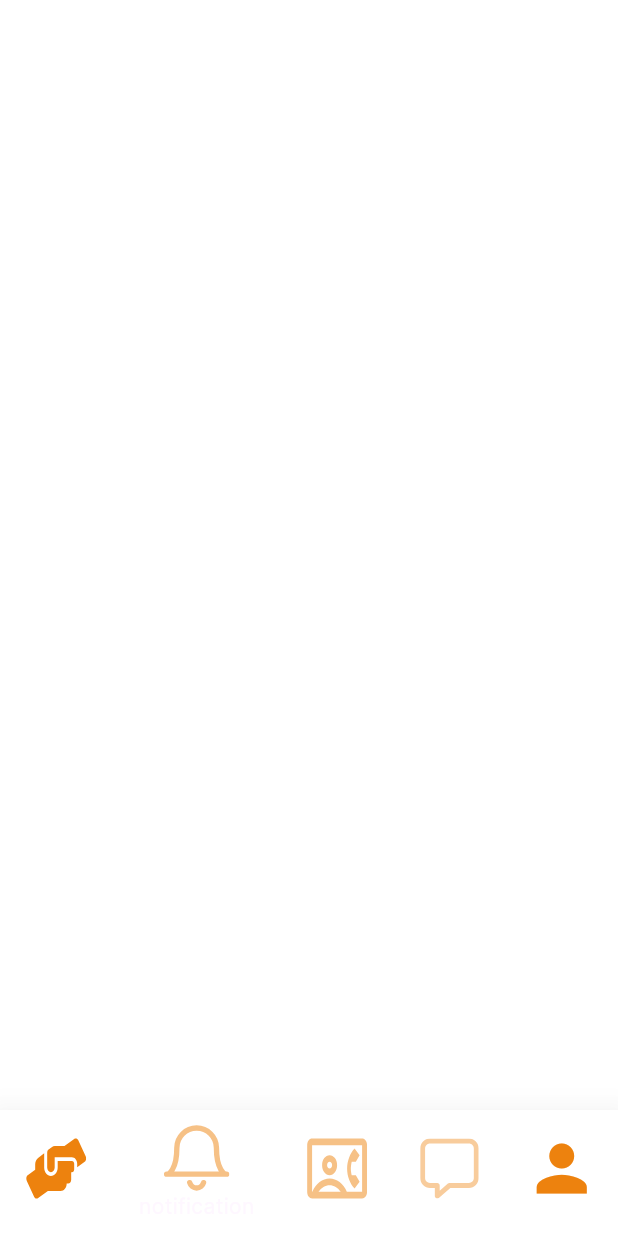
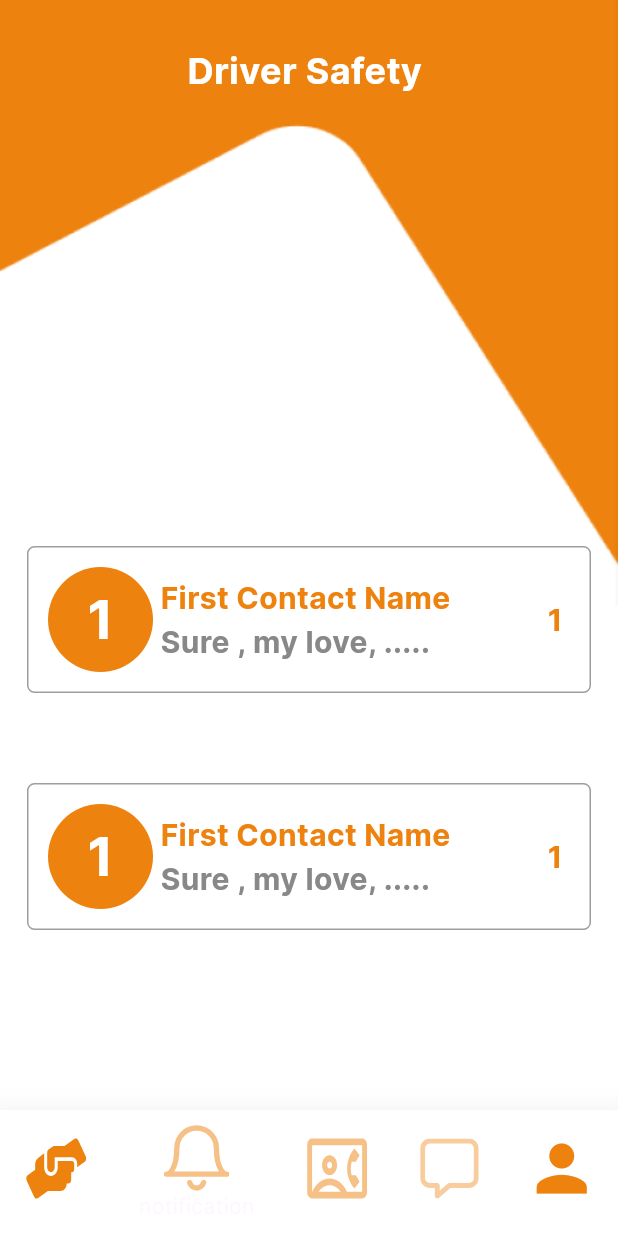
Before and after one commit to talaat97/Driver_Safety, a Flutter app: the screen it shows after launch, item 2 of the bottom bar chosen, on a phone screen of 412 x 824 dp. Run offline on Flutter 3.47's test engine with Material 3 defaults, Android fonts, the phone set to English and light mode, and no system bars; our stand-ins replace cloud_firestore, dio, firebase_auth, firebase_core, flutter_svg, get and 4 more; accounts and stored records are empty.

Commit message:
adding notification

```diff
--- a/lib/features/home/presentation/view/widgets/contact_page_builder.dart
+++ b/lib/features/home/presentation/view/widgets/contact_page_builder.dart
@@ -9,7 +9,7 @@ class ContactPageBuilder extends StatelessWidget {
 
   @override
   Widget build(BuildContext context) {
-    List<Contact> contactList = [];
+
     return Column(
       children: [
         Padding(
--- a/lib/features/home/presentation/view/widgets/notifaction_page_builder.dart
+++ b/lib/features/home/presentation/view/widgets/notifaction_page_builder.dart
@@ -1,10 +1,160 @@
+import 'package:driver_safety/core/resources_manager/color_manager.dart';
+import 'package:driver_safety/core/resources_manager/style_manager.dart';
+import 'package:driver_safety/features/home/presentation/view/chat_page.dart';
+import 'package:flutter/cupertino.dart';
 import 'package:flutter/material.dart';
+import 'package:get/get.dart';
 
 class NotifactionPageBuilder extends StatelessWidget {
   const NotifactionPageBuilder({super.key});
 
   @override
   Widget build(BuildContext context) {
-    return const Scaffold();
+    return Column(
+      children: [
+        Padding(
+          padding: const EdgeInsets.only(top: 30),
+          child: Align(
+            alignment: Alignment.topCenter,
+            child: Text(
+              'Driver Safety ',
+              style: TextStyleManager.textStyleRegular.copyWith(
+                color: ColorsManager.white,
+                fontWeight: FontWeight.bold,
+                fontSize: 24,
+              ),
+            ),
+          ),
+        ),
+        const SizedBox(height: 300),
+        InkWell(
+          onTap: (){
+
+            Get.to( const ChatPage());
+          },
+          child: Padding(
+            padding: const EdgeInsets.symmetric(horizontal: 18),
+            child: Container(
+              decoration: BoxDecoration(
+                  borderRadius: BorderRadius.circular(5),
+                  border: Border.all(color: Colors.grey, width: 1)),
+              child: Padding(
+                padding: const EdgeInsets.all(13.0),
+                child: Row(
+                  children: [
+                    CircleAvatar(
+                      maxRadius: 35,
+                      backgroundColor: ColorsManager.primary,
+                      child: Text(
+                        '1',
+                        style: TextStyleManager.textStyleRegular.copyWith(
+                          color: ColorsManager.white,
+                          fontWeight: FontWeight.bold,
+                          fontSize: 36,
+                        ),
+                      ),
+                    ),
+                    const SizedBox(width: 5),
+                    Expanded(
+                      child: Column(
+                        mainAxisAlignment: MainAxisAlignment.start,
+                        crossAxisAlignment: CrossAxisAlignment.start,
+                        children: [
+                          Text(
+                            'First Contact Name ',
+                            style: TextStyleManager.textStyleRegular.copyWith(
+                              color: ColorsManager.primary,
+                              fontWeight: FontWeight.bold,
+                              fontSize: 20,
+                            ),
+                          ),
+                          Text(
+                            'Sure , my love, ..... ',
+                            style: TextStyleManager.textStyleRegular.copyWith(
+                              color: ColorsManager.grey,
+                              fontWeight: FontWeight.bold,
+                              fontSize: 20,
+                            ),
+                          ),
+                        ],
+                      ),
+                    ),
+                    Text(
+                      '1 ',
+                      style: TextStyleManager.textStyleRegular.copyWith(
+                        color: ColorsManager.primary,
+                        fontWeight: FontWeight.bold,
+                        fontSize: 20,
+                      ),
+                    ),
+                  ],
+                ),
+              ),
+            ),
+          ),
+        ),
+        const SizedBox(height: 60),
+        Padding(
+          padding: const EdgeInsets.symmetric(horizontal: 18),
+          child: Container(
+            decoration: BoxDecoration(
+                borderRadius: BorderRadius.circular(5),
+                border: Border.all(color: Colors.grey, width: 1)),
+            child: Padding(
+              padding: const EdgeInsets.all(13.0),
+              child: Row(
+                children: [
+                  CircleAvatar(
+                    maxRadius: 35,
+                    backgroundColor: ColorsManager.primary,
+                    child: Text(
+                      '1',
+                      style: TextStyleManager.textStyleRegular.copyWith(
+                        color: ColorsManager.white,
+                        fontWeight: FontWeight.bold,
+                        fontSize: 36,
+                      ),
+                    ),
+                  ),
+                  const SizedBox(width: 5),
+                  Expanded(
+                    child: Column(
+                      mainAxisAlignment: MainAxisAlignment.start,
+                      crossAxisAlignment: CrossAxisAlignment.start,
+                      children: [
+                        Text(
+                          'First Contact Name ',
+                          style: TextStyleManager.textStyleRegular.copyWith(
+                            color: ColorsManager.primary,
+                            fontWeight: FontWeight.bold,
+                            fontSize: 20,
+                          ),
+                        ),
+                        Text(
+                          'Sure , my love, ..... ',
+                          style: TextStyleManager.textStyleRegular.copyWith(
+                            color: ColorsManager.grey,
+                            fontWeight: FontWeight.bold,
+                            fontSize: 20,
+                          ),
+                        ),
+                      ],
+                    ),
+                  ),
+                  Text(
+                    '1 ',
+                    style: TextStyleManager.textStyleRegular.copyWith(
+                      color: ColorsManager.primary,
+                      fontWeight: FontWeight.bold,
+                      fontSize: 20,
+                    ),
+                  ),
+                ],
+              ),
+            ),
+          ),
+        ),
+      ],
+    );
   }
 }
```
Also changed, not shown: lib/features/home/presentation/view/chat_page.dart (added, +31 -0 lines), lib/features/home/presentation/view/widgets/chat_page_builder.dart (added, +48 -0 lines).
